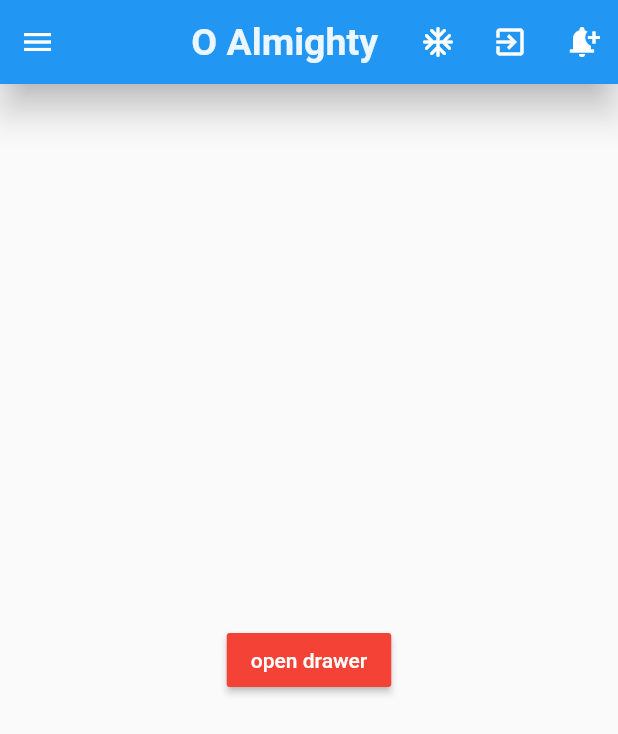
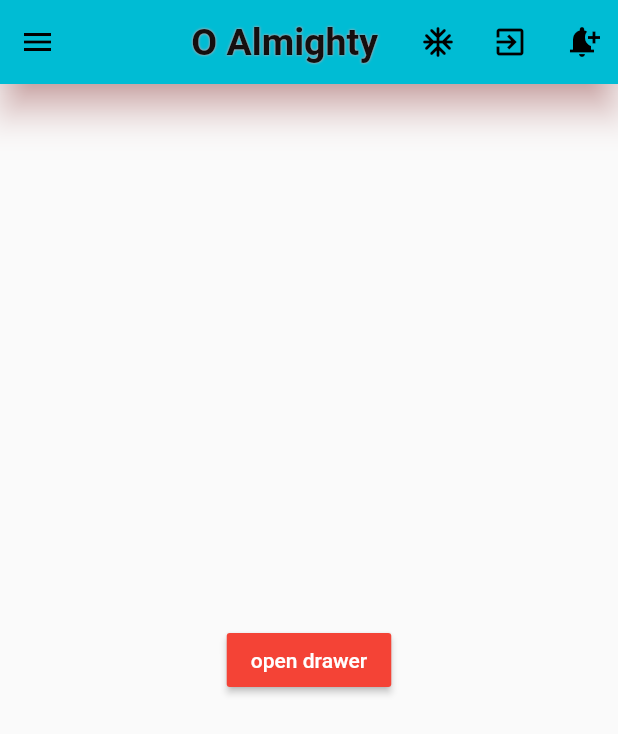
Before and after one commit to nash-2023/0003, a Flutter app: the screen it shows after launch, on a phone screen of 412 x 824 dp. Shown: the top 734 px of the screen. Run offline on Flutter 3.47's test engine with Material 2 defaults, Android fonts, the phone set to English and light mode, and no system bars; Roboto replaces fonts that are missing (Arial).

Commit message:
mehwar pc

```diff
--- a/app_3/lib/main.dart
+++ b/app_3/lib/main.dart
@@ -43,7 +43,7 @@ class MyApp extends StatelessWidget {
       /****************************** */
       title: 'Azkar',
       theme: ThemeData(
-        primarySwatch: Colors.blue,
+        primarySwatch: Colors.cyan,
       ),
       home: MyHomePage(title: 'O Almighty'),
     );
@@ -59,16 +59,22 @@ class MyHomePage extends StatelessWidget {
   Widget build(BuildContext context) {
     return Scaffold(
       key: _scfldKey,
-      /************************************  ep 60 waz = appBar */
+      /**********************************************  ep 60 waz = appBar */
       appBar: AppBar(
         title: Text(title),
         centerTitle: true,
-        // titleSpacing: 55.0,
+        // titleSpacing: 80.0,
         titleTextStyle: TextStyle(
-          color: Color.fromARGB(232, 255, 255, 255),
+          color: Color.fromARGB(232, 0, 0, 0),
           fontSize: 25.0,
           fontWeight: FontWeight.w600,
           fontFamily: "Arial",
+          shadows: [
+            Shadow(
+              color: Color.fromARGB(255, 255, 156, 156),
+              blurRadius: 1.50,
+            ),
+          ],
         ),
         // leading: IconButton(icon: Icon(Icons.alarm), onPressed: () {}),
         leadingWidth: 50.0,
@@ -78,13 +84,13 @@ class MyHomePage extends StatelessWidget {
           IconButton(icon: Icon(Icons.notification_add), onPressed: () {}),
         ],
         elevation: 10.0,
-        shadowColor: Color.fromARGB(255, 0, 0, 0),
+        shadowColor: Color.fromARGB(255, 236, 132, 132),
         // backgroundColor: Color.fromARGB(31, 255, 255, 255),
         /* brightness: Brightness.light,  [depricated] */
         // systemOverlayStyle: SystemUiOverlayStyle.dark,
       ),
       /******************************************* Drawer ep 61 waz/ */
-      drawerScrimColor: Colors.red.withOpacity(0.50),
+      // drawerScrimColor: Colors.red.withOpacity(0.50),
       drawer: Drawer(
         // backgroundColor: Colors.red.withOpacity(0.7),
         // elevation: 5.0,
@@ -162,6 +168,7 @@ class MyHomePage extends StatelessWidget {
       // floatingActionButton: FloatingActionButton(
       //   onPressed: () {
       //     print("FAB");
+      //     _scfldKey.currentState?.openDrawer();
       //   },
       //   backgroundColor: Colors.black12,
       //   tooltip: "Floating Action Button",
```
